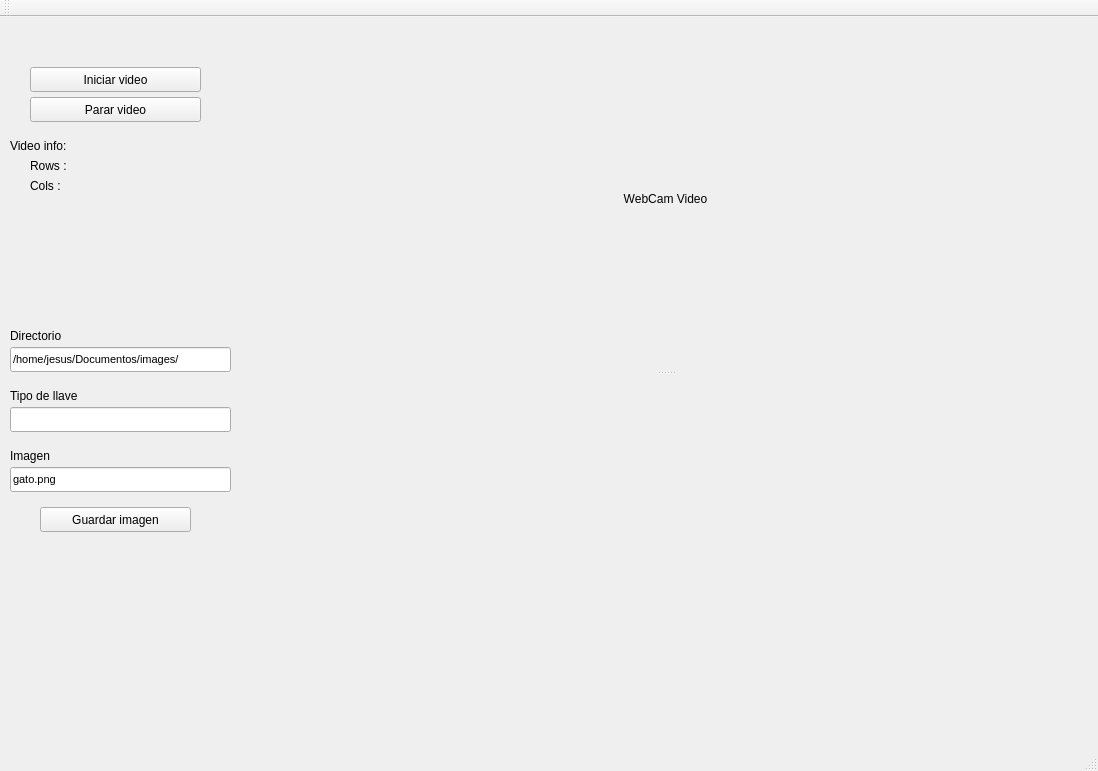
This is mainwindow.ui in vLabayen/giltzacls as Qt 5 draws it before an edit. The edited form follows.
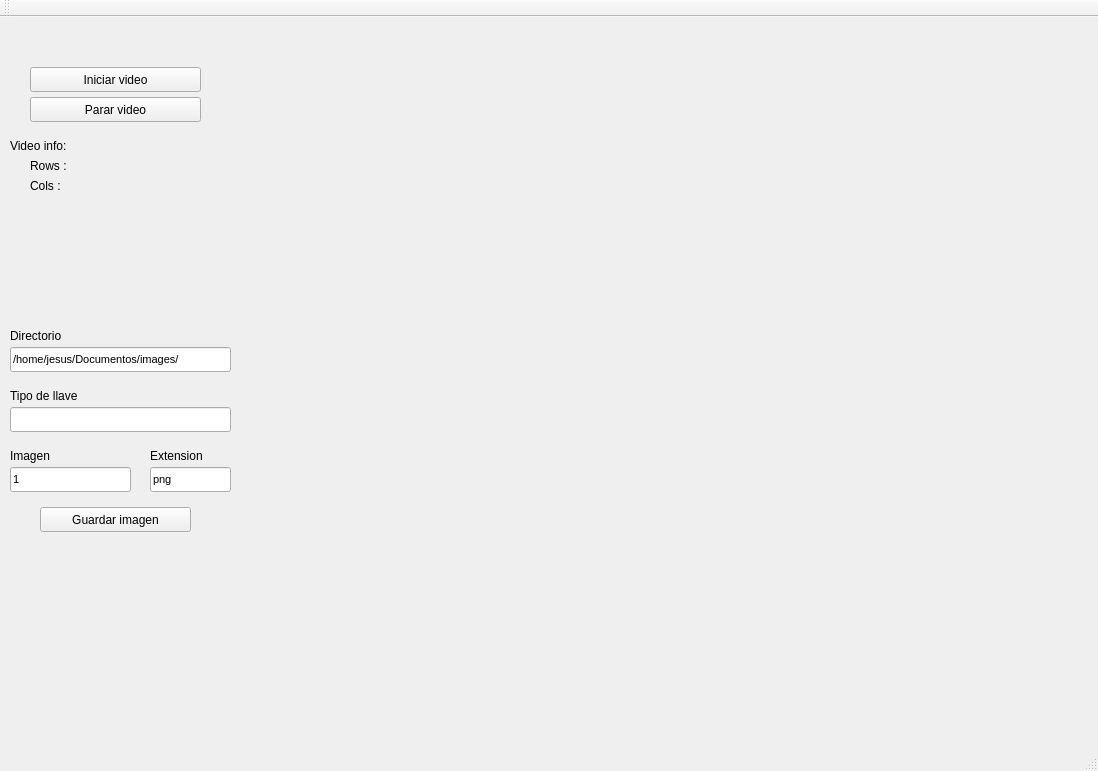
This is the edited form.

Commit message: checkeos cuando se intenta guardar una imagen. 1 - Se comprueba que el directorio principal existe 2 - 	Se comprueba que la llave se ha especificado 	Se comprueba si existe el directorio de la llave en concreto, se crea si no 3 - Se comprueba que hay nombre para la imagen 4 - Se comprueba que hay extension para la imagen 5 - Se incrementa en 1 el nombre de la imagen (necesario que los nombres sean numeros) para la proxima que se vaya a guardar

Patch:
```diff
--- a/mainwindow.ui
+++ b/mainwindow.ui
@@ -32,7 +32,7 @@
      <rect>
       <x>10</x>
       <y>450</y>
-      <width>221</width>
+      <width>121</width>
       <height>25</height>
      </rect>
     </property>
@@ -42,7 +42,7 @@
      </font>
     </property>
     <property name="text">
-     <string>gato.png</string>
+     <string>1</string>
     </property>
    </widget>
    <widget class="QLineEdit" name="dirInput_lineEdit">
@@ -189,14 +189,6 @@
     <property name="orientation">
      <enum>Qt::Vertical</enum>
     </property>
-    <widget class="QLabel" name="label">
-     <property name="text">
-      <string>WebCam Video</string>
-     </property>
-     <property name="alignment">
-      <set>Qt::AlignCenter</set>
-     </property>
-    </widget>
     <widget class="QLabel" name="imageDisplay_label">
      <property name="sizePolicy">
       <sizepolicy hsizetype="Preferred" vsizetype="Preferred">
@@ -215,6 +207,60 @@
      </property>
     </widget>
    </widget>
+   <widget class="QLineEdit" name="extensionInput_lineEdit">
+    <property name="geometry">
+     <rect>
+      <x>150</x>
+      <y>450</y>
+      <width>81</width>
+      <height>25</height>
+     </rect>
+    </property>
+    <property name="font">
+     <font>
+      <pointsize>8</pointsize>
+     </font>
+    </property>
+    <property name="text">
+     <string>png</string>
+    </property>
+   </widget>
+   <widget class="QLabel" name="label_6">
+    <property name="geometry">
+     <rect>
+      <x>150</x>
+      <y>430</y>
+      <width>71</width>
+      <height>17</height>
+     </rect>
+    </property>
+    <property name="text">
+     <string>Extension</string>
+    </property>
+   </widget>
+   <widget class="QLabel" name="error_label">
+    <property name="geometry">
+     <rect>
+      <x>20</x>
+      <y>530</y>
+      <width>191</width>
+      <height>17</height>
+     </rect>
+    </property>
+    <property name="styleSheet">
+     <string notr="true">font: 11pt &quot;Ubuntu&quot;;
+color: rgb(204, 0, 0);</string>
+    </property>
+    <property name="text">
+     <string/>
+    </property>
+    <property name="textFormat">
+     <enum>Qt::AutoText</enum>
+    </property>
+    <property name="alignment">
+     <set>Qt::AlignCenter</set>
+    </property>
+   </widget>
   </widget>
   <widget class="QMenuBar" name="menuBar">
    <property name="geometry">
```
The commit also changes 7 other files.
